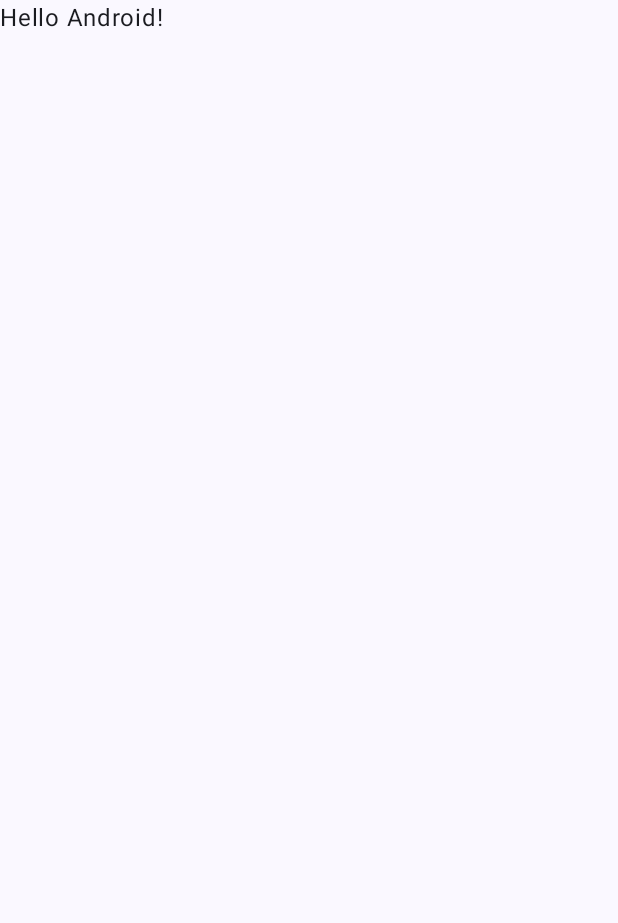
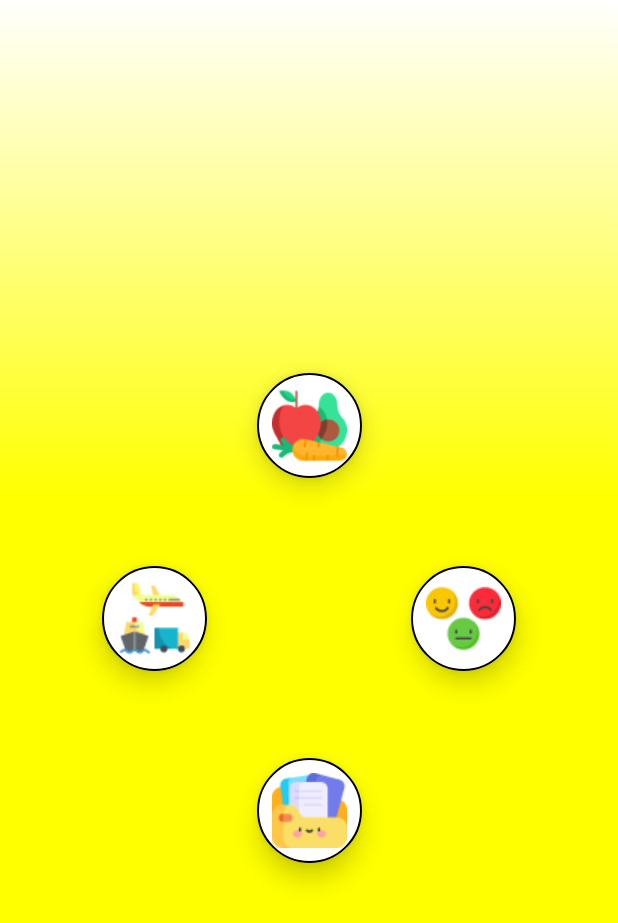
Before and after one commit to ostapfuhrer/Talkify, an Android app built with Jetpack Compose: the screen it shows after launch (MainActivity), on a phone screen of 412 x 824 dp. Before the commit the part shown is almost empty. Shown: the top 923 px of the screen. Run offline under Robolectric (Android 15) with nearby library versions, the phone set to English and light mode, and no system bars; our stand-ins replace Dagger/Hilt's generated code.

Commit message:
Added HomeScreen, Navigation to MainScreen with categoryId

```diff
--- a/app/build.gradle.kts
+++ b/app/build.gradle.kts
@@ -70,6 +70,8 @@ dependencies {
     androidTestImplementation("androidx.compose.ui:ui-test-junit4")
     debugImplementation("androidx.compose.ui:ui-tooling")
     debugImplementation("androidx.compose.ui:ui-test-manifest")
+    // Navigation
+    implementation("androidx.hilt:hilt-navigation-compose:1.2.0")
     // View model
     implementation("androidx.lifecycle:lifecycle-viewmodel-ktx:$lifecycleVersion")
     // ViewModel utilities for Compose
--- a/app/src/main/java/com/example/talkify/MainActivity.kt
+++ b/app/src/main/java/com/example/talkify/MainActivity.kt
@@ -10,9 +10,17 @@ import androidx.compose.material3.Text
 import androidx.compose.runtime.Composable
 import androidx.compose.ui.Modifier
 import androidx.compose.ui.tooling.preview.Preview
+import androidx.navigation.NavType
+import androidx.navigation.compose.NavHost
+import androidx.navigation.compose.composable
+import androidx.navigation.compose.rememberNavController
+import androidx.navigation.navArgument
 import com.example.domain.repository.IExampleRepository
 import com.example.domain.usecase.IExampleUseCase
+import com.example.talkify.ui.home_screen.screen.HomeScreen
+import com.example.talkify.ui.main_screen.screen.MainScreen
 import com.example.talkify.ui.theme.TalkifyTheme
+import com.example.talkify.utils.Screens
 import dagger.hilt.android.AndroidEntryPoint
 import javax.inject.Inject
 
@@ -26,33 +34,36 @@ class MainActivity : ComponentActivity() {
     override fun onCreate(savedInstanceState: Bundle?) {
         super.onCreate(savedInstanceState)
         // exampleRepository.getModel()
-
         setContent {
             TalkifyTheme {
-                // A surface container using the 'background' color from the theme
-                Surface(
-                    modifier = Modifier.fillMaxSize(),
-                    color = MaterialTheme.colorScheme.background
+
+                val navController = rememberNavController()
+
+                NavHost(
+                    navController = navController,
+                    startDestination = Screens.HomeScreen.route
                 ) {
-                    Greeting("Android")
+                    composable(Screens.HomeScreen.route) {
+                        HomeScreen(navController)
+                    }
+                    composable(
+                        Screens.MainScreen.route +
+                                "?categoryId={categoryId}",
+                        arguments = listOf(
+                            navArgument("categoryId"){
+                                type = NavType.IntType
+                            }
+                        )
+                    ) {
+                        val categoryId = it.arguments?.getInt("categoryId")
+                        MainScreen(
+                            navController = navController,
+                            categoryId = categoryId
+                            )
+                    }
                 }
+
             }
         }
     }
 }
-
-@Composable
-fun Greeting(name: String, modifier: Modifier = Modifier) {
-    Text(
-        text = "Hello $name!",
-        modifier = modifier
-    )
-}
-
-@Preview(showBackground = true)
-@Composable
-fun GreetingPreview() {
-    TalkifyTheme {
-        Greeting("Android")
-    }
-}
--- /dev/null
+++ b/app/src/main/java/com/example/talkify/ui/home_screen/composable/Item.kt
@@ -0,0 +1,43 @@
+package com.example.talkify.ui.home_screen.composable
+
+import androidx.compose.foundation.BorderStroke
+import androidx.compose.foundation.Image
+import androidx.compose.foundation.clickable
+import androidx.compose.foundation.layout.Column
+import androidx.compose.foundation.layout.padding
+import androidx.compose.foundation.layout.size
+import androidx.compose.foundation.shape.CircleShape
+import androidx.compose.material3.Card
+import androidx.compose.material3.CardDefaults
+import androidx.compose.runtime.Composable
+import androidx.compose.ui.Alignment
+import androidx.compose.ui.Modifier
+import androidx.compose.ui.graphics.Color
+import androidx.compose.ui.res.painterResource
+import com.example.talkify.ui.theme.dimens
+import com.example.talkify.utils.Category
+
+
+@Composable
+fun Item(category: Category, modifier: Modifier = Modifier) {
+    Card(
+        modifier = modifier
+            .padding(vertical = dimens.itemPadding2),
+        shape = CircleShape,
+        elevation = CardDefaults.cardElevation(
+            defaultElevation = dimens.elevation
+        ),
+        colors = CardDefaults.cardColors(
+            containerColor = Color.White
+        ),
+
+        border = BorderStroke(dimens.border, Color.Black)
+    ) {
+        Image(
+            painterResource(category.Imageid), contentDescription = null,
+            modifier = modifier
+                .size(dimens.itemSize)
+                .padding(dimens.itemPadding1)
+        )
+    }
+}
--- /dev/null
+++ b/app/src/main/java/com/example/talkify/ui/home_screen/screen/HomeScreen.kt
@@ -0,0 +1,98 @@
+package com.example.talkify.ui.home_screen.screen
+
+import androidx.compose.foundation.background
+import androidx.compose.foundation.border
+import androidx.compose.foundation.clickable
+import androidx.compose.foundation.layout.Arrangement
+import androidx.compose.foundation.layout.Box
+import androidx.compose.foundation.layout.Column
+import androidx.compose.foundation.layout.Row
+import androidx.compose.foundation.layout.fillMaxHeight
+import androidx.compose.foundation.layout.fillMaxSize
+import androidx.compose.foundation.layout.fillMaxWidth
+import androidx.compose.foundation.layout.size
+import androidx.compose.foundation.shape.CircleShape
+import androidx.compose.material.icons.Icons
+import androidx.compose.material.icons.filled.Settings
+import androidx.compose.material3.Card
+import androidx.compose.material3.Icon
+import androidx.compose.runtime.Composable
+import androidx.compose.ui.Alignment
+import androidx.compose.ui.Modifier
+import androidx.compose.ui.draw.clip
+import androidx.compose.ui.graphics.Brush
+import androidx.compose.ui.graphics.Color
+import androidx.compose.ui.tooling.preview.Preview
+import androidx.compose.ui.unit.dp
+import androidx.hilt.navigation.compose.hiltViewModel
+import androidx.navigation.NavController
+import com.example.talkify.ui.home_screen.composable.Item
+import com.example.talkify.ui.home_screen.states.HomeScreenEvents
+import com.example.talkify.ui.home_screen.viewmodel.HomeScreenViewModel
+import com.example.talkify.utils.Screens
+import com.example.talkify.utils.categories
+
+
+@Composable
+fun HomeScreen(
+    navController: NavController,
+    viewModel: HomeScreenViewModel = hiltViewModel()
+) {
+    val state = viewModel.state.value
+    Column(
+        modifier = Modifier
+            .fillMaxSize()
+            .background(
+                brush = Brush.verticalGradient(
+                    colors = listOf(Color.White, Color.Yellow),
+                    startY = 0f,
+                    endY = 500f
+                )
+            )
+        ,
+        horizontalAlignment = Alignment.CenterHorizontally,
+        verticalArrangement = Arrangement.Center
+    ) {
+        Box(
+            modifier = Modifier
+                .fillMaxWidth()
+                .fillMaxHeight(0.5f)
+        ) {
+            Column(
+                modifier = Modifier.fillMaxSize(),
+                horizontalAlignment = Alignment.CenterHorizontally,
+                verticalArrangement = Arrangement.SpaceEvenly
+            ) {
+                Item(category = categories.component1(),
+                    modifier = Modifier.clickable {
+                        viewModel.onEvent(HomeScreenEvents.NavigateToCategory(categories.component1()))
+                        navController.navigate(Screens.MainScreen.route + "?categoryId=${categories.component1().id}")
+                    })
+                Row(
+                    Modifier.fillMaxWidth(),
+                    horizontalArrangement = Arrangement.SpaceAround
+                ) {
+                    Item(category = categories.component2(),
+                        modifier = Modifier.clickable {
+                            viewModel.onEvent(HomeScreenEvents.NavigateToCategory(categories.component2()))
+                            navController.navigate(Screens.MainScreen.route + "?categoryId=${categories.component2().id}")
+                        })
+                    Item(category = categories.component3(),
+                        modifier = Modifier.clickable {
+                            viewModel.onEvent(HomeScreenEvents.NavigateToCategory(categories.component3()))
+                            navController.navigate(Screens.MainScreen.route + "?categoryId=${categories.component3().id}")
+                        })
+
+                }
+                Item(category = categories.component4(),
+                    modifier = Modifier.clickable {
+                        viewModel.onEvent(HomeScreenEvents.NavigateToCategory(categories.component4()))
+                        navController.navigate(Screens.MainScreen.route + "?categoryId=${categories.component4().id}")
+                    })
+
+            }
+
+        }
+
+    }
+}
--- /dev/null
+++ b/app/src/main/java/com/example/talkify/ui/home_screen/states/HomeScreenEvents.kt
@@ -0,0 +1,7 @@
+package com.example.talkify.ui.home_screen.states
+
+import com.example.talkify.utils.Category
+
+sealed class HomeScreenEvents {
+    data class NavigateToCategory(val category: Category) : HomeScreenEvents()
+}
--- /dev/null
+++ b/app/src/main/java/com/example/talkify/ui/home_screen/states/HomeScreenState.kt
@@ -0,0 +1,7 @@
+package com.example.talkify.ui.home_screen.states
+
+import com.example.talkify.utils.Category
+
+data class HomeScreenState(
+    val choosenCategory: Category? = null
+)
--- /dev/null
+++ b/app/src/main/java/com/example/talkify/ui/home_screen/viewmodel/HomeScreenViewModel.kt
@@ -0,0 +1,33 @@
+package com.example.talkify.ui.home_screen.viewmodel
+
+import androidx.compose.runtime.State
+import androidx.compose.runtime.mutableStateOf
+import androidx.lifecycle.ViewModel
+import com.example.talkify.ui.home_screen.states.HomeScreenEvents
+import com.example.talkify.ui.home_screen.states.HomeScreenState
+import com.example.talkify.utils.Category
+import dagger.hilt.android.lifecycle.HiltViewModel
+import javax.inject.Inject
+
+
+@HiltViewModel
+class HomeScreenViewModel @Inject constructor() : ViewModel() {
+
+    private val _state = mutableStateOf(HomeScreenState())
+    val state: State<HomeScreenState> = _state
+
+    fun onEvent(event: HomeScreenEvents) {
+        when (event) {
+            is HomeScreenEvents.NavigateToCategory -> {
+                navigateToCategory(event.category)
+            }
+        }
+    }
+
+    private fun navigateToCategory(category: Category) {
+        _state.value = state.value.copy(
+            choosenCategory = category
+        )
+    }
+
+}
--- /dev/null
+++ b/app/src/main/java/com/example/talkify/ui/main_screen/screen/MainScreen.kt
@@ -0,0 +1,29 @@
+package com.example.talkify.ui.main_screen.screen
+
+import androidx.compose.foundation.layout.Arrangement
+import androidx.compose.foundation.layout.Column
+import androidx.compose.foundation.layout.fillMaxSize
+import androidx.compose.runtime.Composable
+import androidx.compose.ui.Alignment
+import androidx.compose.ui.Modifier
+import androidx.navigation.NavController
+import com.example.talkify.ui.home_screen.composable.Item
+import com.example.talkify.utils.Screens
+import com.example.talkify.utils.categories
+
+@Composable
+fun MainScreen(
+    navController: NavController,
+    categoryId: Int?
+) {
+    val category = categories.find { it.id == categoryId }
+
+    Column(
+        Modifier.fillMaxSize(),
+        horizontalAlignment = Alignment.CenterHorizontally,
+        verticalArrangement = Arrangement.Center
+    ) {
+        category?.let { Item(category = it) }
+    }
+
+}
--- /dev/null
+++ b/app/src/main/java/com/example/talkify/ui/theme/dimens.kt
@@ -0,0 +1,27 @@
+package com.example.talkify.ui.theme
+
+import androidx.compose.ui.unit.Dp
+import androidx.compose.ui.unit.dp
+
+data class Dimens(
+    val elevation: Dp,
+    val itemPadding1: Dp,
+    val itemPadding2: Dp,
+    val itemPadding3: Dp,
+    val itemSize: Dp,
+    val boxSize: Dp,
+    val gridSellSize: Dp,
+    val border: Dp
+)
+
+
+val dimens = Dimens(
+    elevation = 10.dp,
+    itemPadding1 = 10.dp,
+    itemPadding2 = 15.dp,
+    itemPadding3 = 20.dp,
+    itemSize = 70.dp,
+    boxSize = 90.dp,
+    gridSellSize = 128.dp,
+    border = 1.dp
+)
--- /dev/null
+++ b/app/src/main/java/com/example/talkify/utils/CategoryList.kt
@@ -0,0 +1,10 @@
+package com.example.talkify.utils
+
+import com.example.talkify.R
+
+val categories = listOf<Category>(
+    Category(0, "Fruits", R.drawable.fruits),
+    Category(1, "Cars", R.drawable.transport),
+    Category(2, "Emotions", R.drawable.emotions),
+    Category(3, "Custom", R.drawable.custom)
+)
--- /dev/null
+++ b/app/src/main/java/com/example/talkify/utils/CategoryModel.kt
@@ -0,0 +1,7 @@
+package com.example.talkify.utils
+
+data class Category(
+    val id: Int,
+    val name: String,
+    val Imageid: Int
+)
--- /dev/null
+++ b/app/src/main/java/com/example/talkify/utils/Screens.kt
@@ -0,0 +1,6 @@
+package com.example.talkify.utils
+
+sealed class Screens(val route: String) {
+    object HomeScreen: Screens("home_screen")
+    object MainScreen: Screens ("main_screen")
+}
```
Also changed, not shown: app/src/main/res/drawable/custom.png (added), app/src/main/res/drawable/emotions.png (added), app/src/main/res/drawable/fruits.png (added), app/src/main/res/drawable/transport.png (added).
